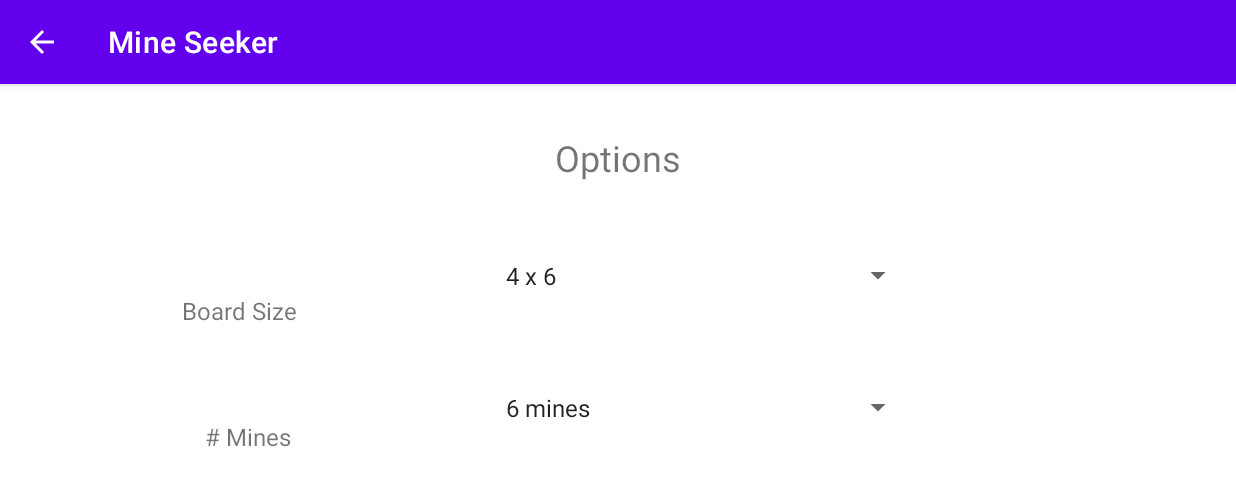
After one commit to kevinchen2002/CMPT276-Assignment-3, an Android app: the OptionsActivity screen opened directly, with no data from a screen before it, on a phone screen of 824 x 412 dp (held sideways). The commit adds this screen. Shown: the top 486 px of the screen. Run offline under Robolectric (Android 15) with nearby library versions, the light colour scheme and no system bars; 4 statements that could not run were skipped.

Commit message:
Add options drop down
Implement drop-down menu as a spinner in options activity.
Commits user selection into SharedPreference.

```diff
--- /dev/null
+++ b/app/src/main/java/cmpt276/as3/mineseeker/OptionsActivity.java
@@ -0,0 +1,79 @@
+package cmpt276.as3.mineseeker;
+
+import android.content.Context;
+import android.content.Intent;
+import android.content.SharedPreferences;
+import android.os.Bundle;
+import android.util.Log;
+import android.view.View;
+import android.widget.AdapterView;
+import android.widget.ArrayAdapter;
+import android.widget.Spinner;
+
+import androidx.appcompat.app.AppCompatActivity;
+
+/**
+ * Learned basic spinner functionality from https://www.tutorialspoint.com/android/android_spinner_control.htm
+ */
+public class OptionsActivity extends AppCompatActivity implements AdapterView.OnItemSelectedListener {
+    SharedPreferences sp;
+
+    @Override
+    protected void onCreate(Bundle savedInstanceState) {
+        super.onCreate(savedInstanceState);
+        setContentView(R.layout.options_activity);
+
+        boardSizeSpinner();
+        numMinesSpinner();
+    }
+
+    public static Intent makeIntent(Context context) {
+        return new Intent(context, OptionsActivity.class);
+    }
+
+    /**
+     * Spinner functionality learned from https://bootstraphunter.com/how-to-add-a-dropdown-menu-in-android-studio/
+     */
+    void boardSizeSpinner() {
+        Spinner boardSizeSpinner = findViewById(R.id.boardSizeDropDown);
+        ArrayAdapter<CharSequence> adapter = ArrayAdapter.createFromResource(this, R.array.board_sizes,
+                android.R.layout.simple_spinner_item);
+        adapter.setDropDownViewResource(android.R.layout.simple_spinner_item);
+        boardSizeSpinner.setAdapter(adapter);
+
+        boardSizeSpinner.setOnItemSelectedListener(this);
+    }
+
+    /**
+     * Spinner functionality learned from https://bootstraphunter.com/how-to-add-a-dropdown-menu-in-android-studio/
+     */
+    void numMinesSpinner() {
+        Spinner numMinesSpinner = findViewById(R.id.numMinesDropDown);
+        ArrayAdapter<CharSequence> adapter = ArrayAdapter.createFromResource(this, R.array.num_mines,
+                android.R.layout.simple_spinner_item);
+        adapter.setDropDownViewResource(android.R.layout.simple_spinner_item);
+        numMinesSpinner.setAdapter(adapter);
+
+        numMinesSpinner.setOnItemSelectedListener(this);
+    }
+
+    @Override
+    public void onItemSelected(AdapterView<?> parent, View view, int position, long id) {
+        int choice = parent.getSelectedItemPosition();
+        SharedPreferences.Editor editor = sp.edit();
+        if (parent.getId() == R.id.boardSizeDropDown) {
+            Log.d("BOARD", "picked " + choice);
+            editor.putInt("boardSizeChoice", choice);
+        }
+        if (parent.getId() == R.id.numMinesDropDown) {
+            Log.d("MINES", "picked " + choice);
+            editor.putInt("numMinesChoice", choice);
+        }
+        editor.commit();
+    }
+
+    @Override
+    public void onNothingSelected(AdapterView<?> parent) {
+        //do nothing
+    }
+}
--- a/app/src/main/res/layout/game_activity.xml
+++ b/app/src/main/res/layout/game_activity.xml
@@ -9,10 +9,6 @@
         android:id="@+id/textView2"
         android:layout_width="wrap_content"
         android:layout_height="wrap_content"
-        android:layout_marginStart="346dp"
-        android:layout_marginTop="132dp"
-        android:layout_marginEnd="350dp"
-        android:layout_marginBottom="260dp"
         android:text="game"
         app:layout_constraintBottom_toBottomOf="parent"
         app:layout_constraintEnd_toEndOf="parent"
--- /dev/null
+++ b/app/src/main/res/layout/options_activity.xml
@@ -0,0 +1,71 @@
+<?xml version="1.0" encoding="utf-8"?>
+<androidx.constraintlayout.widget.ConstraintLayout xmlns:android="http://schemas.android.com/apk/res/android"
+    xmlns:app="http://schemas.android.com/apk/res-auto"
+    xmlns:tools="http://schemas.android.com/tools"
+    android:layout_width="match_parent"
+    android:layout_height="match_parent">
+
+    <Spinner
+        android:id="@+id/numMinesDropDown"
+        android:layout_width="280dp"
+        android:layout_height="59dp"
+        android:minHeight="48dp"
+        app:layout_constraintBottom_toBottomOf="parent"
+        app:layout_constraintEnd_toEndOf="parent"
+        app:layout_constraintHorizontal_bias="0.605"
+        app:layout_constraintStart_toStartOf="parent"
+        app:layout_constraintTop_toBottomOf="@+id/optionsTitle"
+        app:layout_constraintVertical_bias="0.521"
+        tools:ignore="SpeakableTextPresentCheck" />
+
+    <TextView
+        android:id="@+id/optionsTitle"
+        android:layout_width="wrap_content"
+        android:layout_height="wrap_content"
+        android:text="@string/optionTitle"
+        android:textSize="24sp"
+        app:layout_constraintBottom_toBottomOf="parent"
+        app:layout_constraintEnd_toEndOf="parent"
+        app:layout_constraintHorizontal_bias="0.5"
+        app:layout_constraintStart_toStartOf="parent"
+        app:layout_constraintTop_toTopOf="parent"
+        app:layout_constraintVertical_bias="0.102" />
+
+    <Spinner
+        android:id="@+id/boardSizeDropDown"
+        android:layout_width="280dp"
+        android:layout_height="59dp"
+        android:minHeight="48dp"
+        app:layout_constraintBottom_toTopOf="@+id/numMinesDropDown"
+        app:layout_constraintEnd_toEndOf="parent"
+        app:layout_constraintHorizontal_bias="0.605"
+        app:layout_constraintStart_toStartOf="parent"
+        app:layout_constraintTop_toBottomOf="@+id/optionsTitle"
+        app:layout_constraintVertical_bias="0.528"
+        tools:ignore="SpeakableTextPresentCheck" />
+
+    <TextView
+        android:id="@+id/boardSizeLabel"
+        android:layout_width="wrap_content"
+        android:layout_height="wrap_content"
+        android:layout_marginTop="140dp"
+        android:text="@string/board_size"
+        android:textSize="16sp"
+        app:layout_constraintEnd_toStartOf="@+id/boardSizeDropDown"
+        app:layout_constraintHorizontal_bias="0.48"
+        app:layout_constraintStart_toStartOf="parent"
+        app:layout_constraintTop_toTopOf="parent" />
+
+    <TextView
+        android:id="@+id/numMinesLabel"
+        android:layout_width="wrap_content"
+        android:layout_height="wrap_content"
+        android:text="@string/num_mines"
+        android:textSize="16sp"
+        app:layout_constraintBottom_toBottomOf="parent"
+        app:layout_constraintEnd_toStartOf="@+id/numMinesDropDown"
+        app:layout_constraintHorizontal_bias="0.502"
+        app:layout_constraintStart_toStartOf="parent"
+        app:layout_constraintTop_toBottomOf="@+id/boardSizeLabel"
+        app:layout_constraintVertical_bias="0.36" />
+</androidx.constraintlayout.widget.ConstraintLayout>
--- a/app/src/main/res/values/strings.xml
+++ b/app/src/main/res/values/strings.xml
@@ -2,4 +2,25 @@
     <string name="app_name">Mine Seeker</string>
     <string name="title_text">Mine Seeker</string>
     <string name="name_text">Kevin Chen, Joshua Li</string>
+    <string name="playBtn">PLAY</string>
+    <string name="optionsBtn">OPTIONS</string>
+    <string name="helpBtn">HELP</string>
+    <string name="optionTitle">Options</string>
+    <string name="board_size">Board Size</string>
+    <string name="num_mines"># Mines</string>
+    <string name="helpTitle">Help</string>
+    <string name="helpText">https://opencoursehub.cs.sfu.ca/bfraser/grav-cms/cmpt276/home\nGame information here</string>
+    <string-array name="board_sizes">
+        <item>4 x 6</item>
+        <item>5 x 10</item>
+        <item>6 x 15</item>
+    </string-array>
+
+    <string-array name="num_mines">
+        <item>6 mines</item>
+        <item>10 mines</item>
+        <item>15 mines</item>
+        <item>20 mines</item>
+    </string-array>
+
 </resources>
```
Also changed, not shown: app/src/main/AndroidManifest.xml (+10 -0 lines), app/src/main/java/cmpt276/as3/mineseeker/HelpActivity.java (added, +19 -0 lines), app/src/main/java/cmpt276/as3/mineseeker/MainMenuActivity.java (+18 -0 lines), app/src/main/res/layout/help_activity.xml (added, +29 -0 lines), app/src/main/res/layout/main_menu_activity.xml (+21 -16 lines).
